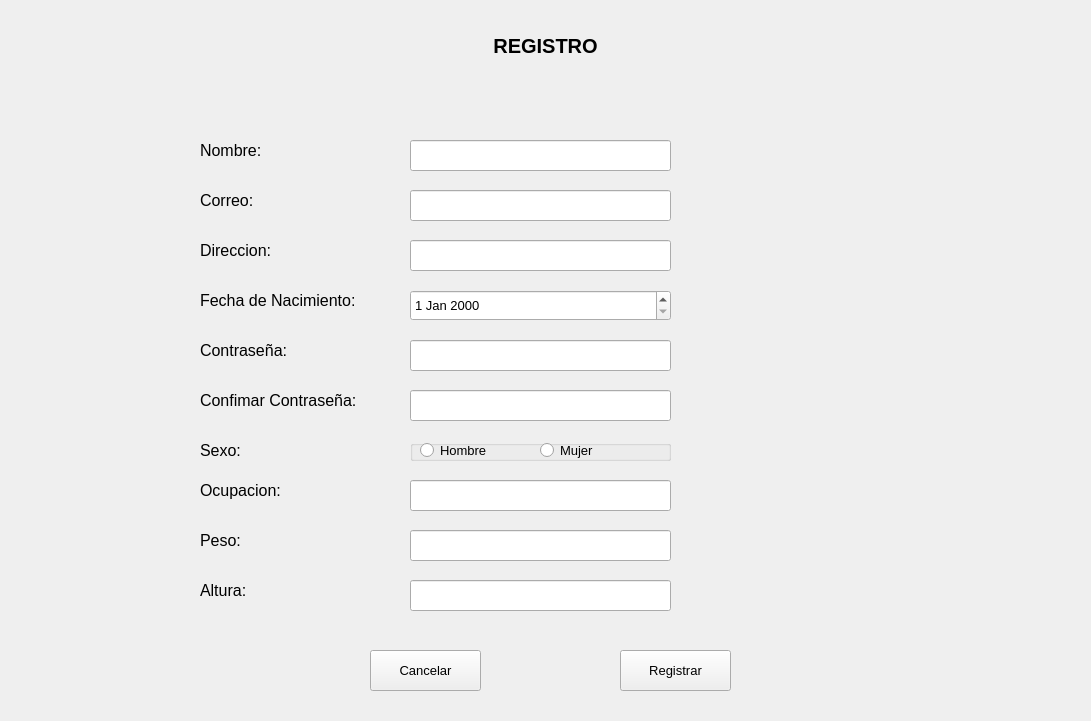
This is view/ventanas_qt/ventana_registro_usuario.ui in phkandresc/app-habitos-saludables as Qt 5 draws it before an edit. The edited form follows.
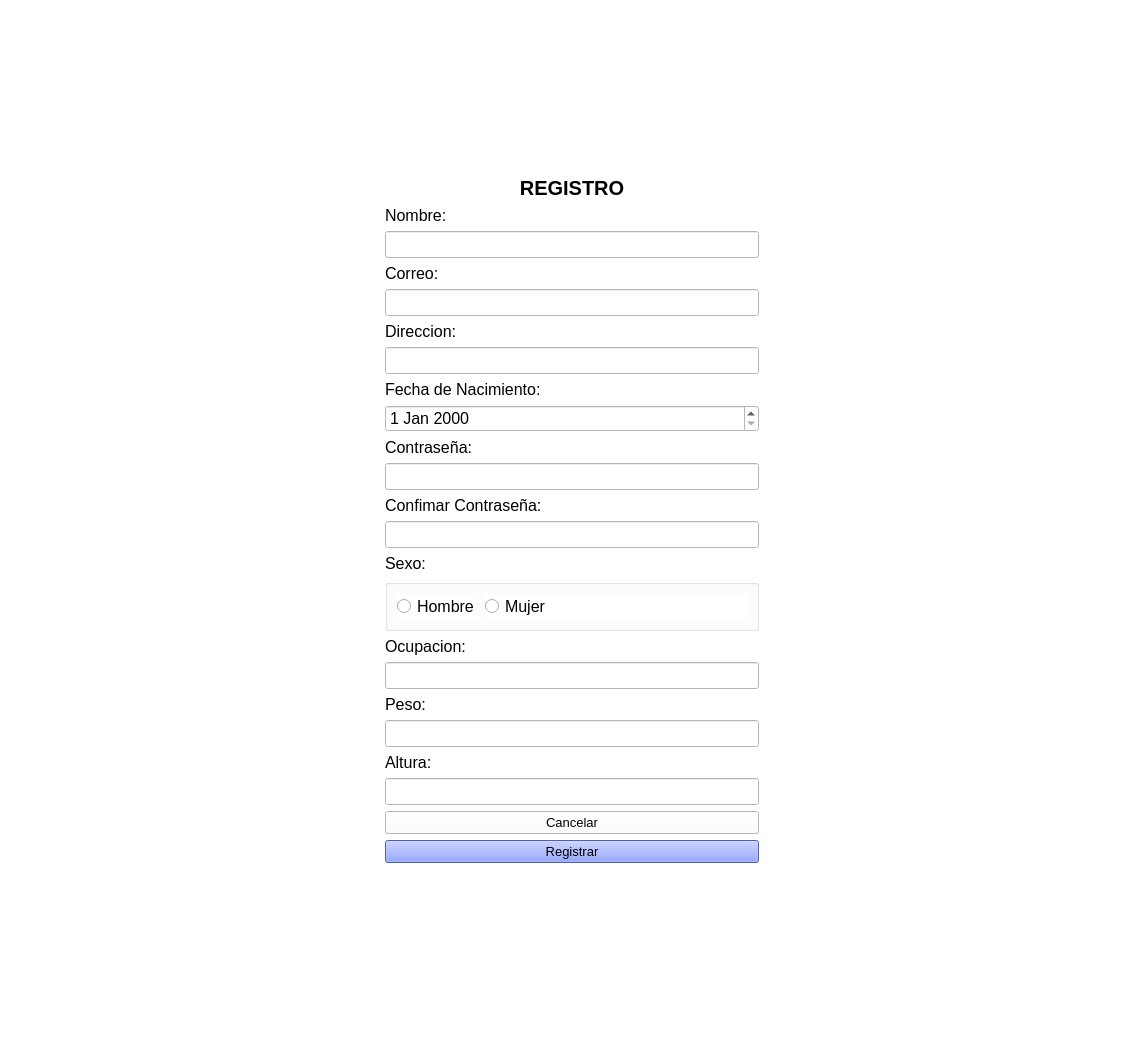
This is the edited form.

What changed in the file:
```diff
--- a/view/ventanas_qt/ventana_registro_usuario.ui
+++ b/view/ventanas_qt/ventana_registro_usuario.ui
@@ -6,55 +6,98 @@
    <rect>
     <x>0</x>
     <y>0</y>
-    <width>1091</width>
-    <height>721</height>
+    <width>1144</width>
+    <height>1039</height>
    </rect>
   </property>
+  <property name="sizePolicy">
+   <sizepolicy hsizetype="Preferred" vsizetype="Preferred">
+    <horstretch>0</horstretch>
+    <verstretch>0</verstretch>
+   </sizepolicy>
+  </property>
+  <property name="maximumSize">
+   <size>
+    <width>16777215</width>
+    <height>16777215</height>
+   </size>
+  </property>
+  <property name="font">
+   <font>
+    <pointsize>12</pointsize>
+   </font>
+  </property>
   <property name="windowTitle">
    <string>App Habitos Saludables :</string>
   </property>
-  <widget class="QWidget" name="verticalLayoutWidget">
-   <property name="geometry">
-    <rect>
-     <x>0</x>
-     <y>0</y>
-     <width>1091</width>
-     <height>91</height>
-    </rect>
-   </property>
-   <layout class="QVBoxLayout" name="verticalLayout">
-    <item>
-     <widget class="QLabel" name="lblTitulo">
+  <property name="styleSheet">
+   <string notr="true">background-color: rgb(255, 255, 255);</string>
+  </property>
+  <layout class="QGridLayout" name="gridLayout_3">
+   <item row="0" column="0">
+    <layout class="QGridLayout" name="gridLayout">
+     <item row="1" column="0">
+      <spacer name="verticalSpacer_3">
+       <property name="orientation">
+        <enum>Qt::Vertical</enum>
+       </property>
+       <property name="sizeHint" stdset="0">
+        <size>
+         <width>20</width>
+         <height>40</height>
+        </size>
+       </property>
+      </spacer>
+     </item>
+     <item row="0" column="1">
+      <spacer name="verticalSpacer">
+       <property name="orientation">
+        <enum>Qt::Vertical</enum>
+       </property>
+       <property name="sizeHint" stdset="0">
+        <size>
+         <width>20</width>
+         <height>40</height>
+        </size>
+       </property>
+      </spacer>
+     </item>
+     <item row="2" column="1">
+      <spacer name="verticalSpacer_2">
+       <property name="orientation">
+        <enum>Qt::Vertical</enum>
+       </property>
+       <property name="sizeHint" stdset="0">
+        <size>
+         <width>20</width>
+         <height>40</height>
+        </size>
+       </property>
+      </spacer>
+     </item>
+     <item row="1" column="1">
+      <layout class="QGridLayout" name="gridLayout_2">
+       <item row="4" column="0">
+        <widget class="QPushButton" name="btnRegistrar">
       <property name="font">
        <font>
-        <family>MS Sans Serif</family>
-        <pointsize>15</pointsize>
-        <weight>75</weight>
-        <bold>true</bold>
-       </font>
-      </property>
-      <property name="layoutDirection">
-       <enum>Qt::LeftToRight</enum>
+           <pointsize>10</pointsize>
+          </font>
+         </property>
+         <property name="styleSheet">
+          <string notr="true">background-color: rgb(110, 132, 255);</string>
       </property>
       <property name="text">
-       <string>REGISTRO</string>
-      </property>
-      <property name="alignment">
-       <set>Qt::AlignCenter</set>
+          <string>Registrar</string>
       </property>
      </widget>
     </item>
-   </layout>
-  </widget>
+       <item row="2" column="0">
+        <layout class="QVBoxLayout" name="verticalLayout_23">
+         <item>
+          <layout class="QVBoxLayout" name="verticalLayout_24">
+           <item>
   <widget class="QLabel" name="lblNombre">
-   <property name="geometry">
-    <rect>
-     <x>200</x>
-     <y>140</y>
-     <width>101</width>
-     <height>21</height>
-    </rect>
-   </property>
    <property name="font">
     <font>
      <pointsize>12</pointsize>
@@ -64,35 +107,22 @@
     <string>Nombre:</string>
    </property>
   </widget>
+           </item>
+           <item>
   <widget class="QLineEdit" name="txtNombre">
-   <property name="geometry">
-    <rect>
-     <x>410</x>
-     <y>140</y>
-     <width>261</width>
-     <height>31</height>
-    </rect>
-   </property>
-  </widget>
-  <widget class="QLineEdit" name="txtCorreo">
-   <property name="geometry">
-    <rect>
-     <x>410</x>
-     <y>190</y>
-     <width>261</width>
-     <height>31</height>
-    </rect>
-   </property>
-  </widget>
+             <property name="font">
+              <font>
+               <pointsize>12</pointsize>
+              </font>
+             </property>
+            </widget>
+           </item>
+          </layout>
+         </item>
+         <item>
+          <layout class="QVBoxLayout" name="verticalLayout_25">
+           <item>
   <widget class="QLabel" name="lblCorreo">
-   <property name="geometry">
-    <rect>
-     <x>200</x>
-     <y>190</y>
-     <width>101</width>
-     <height>21</height>
-    </rect>
-   </property>
    <property name="font">
     <font>
      <pointsize>12</pointsize>
@@ -102,25 +132,22 @@
     <string>Correo:</string>
    </property>
   </widget>
-  <widget class="QLineEdit" name="txtDireccion">
-   <property name="geometry">
-    <rect>
-     <x>410</x>
-     <y>240</y>
-     <width>261</width>
-     <height>31</height>
-    </rect>
-   </property>
-  </widget>
+           </item>
+           <item>
+            <widget class="QLineEdit" name="txtCorreo">
+             <property name="font">
+              <font>
+               <pointsize>12</pointsize>
+              </font>
+             </property>
+            </widget>
+           </item>
+          </layout>
+         </item>
+         <item>
+          <layout class="QVBoxLayout" name="verticalLayout_26">
+           <item>
   <widget class="QLabel" name="lblDireccion">
-   <property name="geometry">
-    <rect>
-     <x>200</x>
-     <y>240</y>
-     <width>101</width>
-     <height>21</height>
-    </rect>
-   </property>
    <property name="font">
     <font>
      <pointsize>12</pointsize>
@@ -130,15 +157,22 @@
     <string>Direccion:</string>
    </property>
   </widget>
+           </item>
+           <item>
+            <widget class="QLineEdit" name="txtDireccion">
+             <property name="font">
+              <font>
+               <pointsize>12</pointsize>
+              </font>
+             </property>
+            </widget>
+           </item>
+          </layout>
+         </item>
+         <item>
+          <layout class="QVBoxLayout" name="verticalLayout_27">
+           <item>
   <widget class="QLabel" name="lblFechaNacimiento">
-   <property name="geometry">
-    <rect>
-     <x>200</x>
-     <y>290</y>
-     <width>201</width>
-     <height>21</height>
-    </rect>
-   </property>
    <property name="font">
     <font>
      <pointsize>12</pointsize>
@@ -148,15 +182,22 @@
     <string>Fecha de Nacimiento:</string>
    </property>
   </widget>
+           </item>
+           <item>
+            <widget class="QDateEdit" name="txtFechaNacimiento">
+             <property name="font">
+              <font>
+               <pointsize>12</pointsize>
+              </font>
+             </property>
+            </widget>
+           </item>
+          </layout>
+         </item>
+         <item>
+          <layout class="QVBoxLayout" name="verticalLayout_28">
+           <item>
   <widget class="QLabel" name="lblContrasenia">
-   <property name="geometry">
-    <rect>
-     <x>200</x>
-     <y>340</y>
-     <width>121</width>
-     <height>21</height>
-    </rect>
-   </property>
    <property name="font">
     <font>
      <pointsize>12</pointsize>
@@ -166,122 +207,22 @@
     <string>Contraseña:</string>
    </property>
   </widget>
-  <widget class="QLabel" name="lblSexo">
-   <property name="geometry">
-    <rect>
-     <x>200</x>
-     <y>440</y>
-     <width>101</width>
-     <height>21</height>
-    </rect>
-   </property>
-   <property name="font">
-    <font>
-     <pointsize>12</pointsize>
-    </font>
-   </property>
-   <property name="text">
-    <string>Sexo:</string>
-   </property>
-  </widget>
-  <widget class="QLabel" name="lblOcupacion">
-   <property name="geometry">
-    <rect>
-     <x>200</x>
-     <y>480</y>
-     <width>101</width>
-     <height>21</height>
-    </rect>
-   </property>
-   <property name="font">
-    <font>
-     <pointsize>12</pointsize>
-    </font>
-   </property>
-   <property name="text">
-    <string>Ocupacion:</string>
-   </property>
-  </widget>
-  <widget class="QLabel" name="lblPeso">
-   <property name="geometry">
-    <rect>
-     <x>200</x>
-     <y>530</y>
-     <width>101</width>
-     <height>21</height>
-    </rect>
-   </property>
-   <property name="font">
-    <font>
-     <pointsize>12</pointsize>
-    </font>
-   </property>
-   <property name="text">
-    <string>Peso:</string>
-   </property>
-  </widget>
-  <widget class="QLabel" name="lblAltura">
-   <property name="geometry">
-    <rect>
-     <x>200</x>
-     <y>580</y>
-     <width>101</width>
-     <height>21</height>
-    </rect>
-   </property>
-   <property name="font">
-    <font>
-     <pointsize>12</pointsize>
-    </font>
-   </property>
-   <property name="text">
-    <string>Altura:</string>
-   </property>
-  </widget>
-  <widget class="QDateEdit" name="txtFechaNacimiento">
-   <property name="geometry">
-    <rect>
-     <x>410</x>
-     <y>290</y>
-     <width>261</width>
-     <height>31</height>
-    </rect>
-   </property>
-   <property name="font">
-    <font>
-     <pointsize>10</pointsize>
-    </font>
-   </property>
-  </widget>
+           </item>
+           <item>
   <widget class="QLineEdit" name="txtContrasenia">
-   <property name="geometry">
-    <rect>
-     <x>410</x>
-     <y>340</y>
-     <width>261</width>
-     <height>31</height>
-    </rect>
-   </property>
-  </widget>
-  <widget class="QLineEdit" name="txtConfirmarContrasenia">
-   <property name="geometry">
-    <rect>
-     <x>410</x>
-     <y>390</y>
-     <width>261</width>
-     <height>31</height>
-    </rect>
-   </property>
-  </widget>
+             <property name="font">
+              <font>
+               <pointsize>12</pointsize>
+              </font>
+             </property>
+            </widget>
+           </item>
+          </layout>
+         </item>
+         <item>
+          <layout class="QVBoxLayout" name="verticalLayout_29">
+           <item>
   <widget class="QLabel" name="lblConfirmarContrasenia">
-   <property name="geometry">
-    <rect>
-     <x>200</x>
-     <y>390</y>
-     <width>201</width>
-     <height>21</height>
-    </rect>
-   </property>
    <property name="font">
     <font>
      <pointsize>12</pointsize>
@@ -291,14 +232,38 @@
     <string>Confimar Contraseña:</string>
    </property>
   </widget>
-  <widget class="QGroupBox" name="gBoxSexo">
-   <property name="geometry">
-    <rect>
-     <x>410</x>
-     <y>440</y>
-     <width>261</width>
-     <height>21</height>
-    </rect>
+           </item>
+           <item>
+            <widget class="QLineEdit" name="txtConfirmarContrasenia">
+             <property name="font">
+              <font>
+               <pointsize>12</pointsize>
+              </font>
+             </property>
+            </widget>
+           </item>
+          </layout>
+         </item>
+         <item>
+          <layout class="QVBoxLayout" name="verticalLayout_30">
+           <item>
+            <widget class="QLabel" name="lblSexo">
+             <property name="font">
+              <font>
+               <pointsize>12</pointsize>
+              </font>
+             </property>
+             <property name="text">
+              <string>Sexo:</string>
+             </property>
+            </widget>
+           </item>
+           <item>
+            <widget class="QGroupBox" name="grboxSexo">
+             <property name="font">
+              <font>
+               <pointsize>12</pointsize>
+              </font>
    </property>
    <property name="title">
     <string/>
@@ -306,82 +271,136 @@
    <property name="alignment">
     <set>Qt::AlignLeading|Qt::AlignLeft|Qt::AlignTop</set>
    </property>
+             <layout class="QFormLayout" name="formLayout">
+              <item row="0" column="0">
    <widget class="QRadioButton" name="rbtnHombre">
-    <property name="geometry">
-     <rect>
-      <x>10</x>
-      <y>0</y>
-      <width>95</width>
-      <height>20</height>
-     </rect>
-    </property>
     <property name="font">
      <font>
-      <pointsize>10</pointsize>
+                  <pointsize>12</pointsize>
      </font>
     </property>
     <property name="text">
      <string>Hombre</string>
     </property>
    </widget>
+              </item>
+              <item row="0" column="1">
    <widget class="QRadioButton" name="rbtnMujer">
-    <property name="geometry">
-     <rect>
-      <x>130</x>
-      <y>0</y>
-      <width>95</width>
-      <height>20</height>
-     </rect>
-    </property>
     <property name="font">
      <font>
-      <pointsize>10</pointsize>
+                  <pointsize>12</pointsize>
      </font>
     </property>
     <property name="text">
      <string>Mujer</string>
     </property>
    </widget>
-  </widget>
+              </item>
+             </layout>
+            </widget>
+           </item>
+          </layout>
+         </item>
+         <item>
+          <layout class="QVBoxLayout" name="verticalLayout_31">
+           <item>
+            <widget class="QLabel" name="lblOcupacion">
+             <property name="font">
+              <font>
+               <pointsize>12</pointsize>
+              </font>
+             </property>
+             <property name="text">
+              <string>Ocupacion:</string>
+             </property>
+            </widget>
+           </item>
+           <item>
   <widget class="QLineEdit" name="txtOcupacion">
-   <property name="geometry">
-    <rect>
-     <x>410</x>
-     <y>480</y>
-     <width>261</width>
-     <height>31</height>
-    </rect>
-   </property>
-  </widget>
+             <property name="font">
+              <font>
+               <pointsize>12</pointsize>
+              </font>
+             </property>
+            </widget>
+           </item>
+          </layout>
+         </item>
+         <item>
+          <layout class="QVBoxLayout" name="verticalLayout_32">
+           <item>
+            <widget class="QLabel" name="lblPeso">
+             <property name="font">
+              <font>
+               <pointsize>12</pointsize>
+              </font>
+             </property>
+             <property name="text">
+              <string>Peso:</string>
+             </property>
+            </widget>
+           </item>
+           <item>
   <widget class="QLineEdit" name="txtPeso">
-   <property name="geometry">
-    <rect>
-     <x>410</x>
-     <y>530</y>
-     <width>261</width>
-     <height>31</height>
-    </rect>
-   </property>
-  </widget>
-  <widget class="QLineEdit" name="txtAltura">
-   <property name="geometry">
-    <rect>
-     <x>410</x>
-     <y>580</y>
-     <width>261</width>
-     <height>31</height>
-    </rect>
-   </property>
-  </widget>
-  <widget class="QPushButton" name="pushButton">
-   <property name="geometry">
-    <rect>
-     <x>370</x>
-     <y>650</y>
-     <width>111</width>
-     <height>41</height>
-    </rect>
-   </property>
+             <property name="font">
+              <font>
+               <pointsize>12</pointsize>
+              </font>
+             </property>
+            </widget>
+           </item>
+          </layout>
+         </item>
+         <item>
+          <layout class="QVBoxLayout" name="verticalLayout_33">
+           <item>
+            <widget class="QLabel" name="lblAltura">
+             <property name="font">
+              <font>
+               <pointsize>12</pointsize>
+              </font>
+             </property>
+             <property name="text">
+              <string>Altura:</string>
+             </property>
+            </widget>
+           </item>
+           <item>
+            <widget class="QLineEdit" name="txtAltura_3">
+             <property name="font">
+              <font>
+               <pointsize>12</pointsize>
+              </font>
+             </property>
+            </widget>
+           </item>
+          </layout>
+         </item>
+        </layout>
+       </item>
+       <item row="1" column="0">
+        <widget class="QLabel" name="lblTitulo">
+         <property name="font">
+          <font>
+           <family>MS Sans Serif</family>
+           <pointsize>15</pointsize>
+           <weight>75</weight>
+           <bold>true</bold>
+          </font>
+         </property>
+         <property name="layoutDirection">
+          <enum>Qt::LeftToRight</enum>
+         </property>
+         <property name="text">
+          <string>REGISTRO</string>
+         </property>
+         <property name="alignment">
+          <set>Qt::AlignCenter</set>
+         </property>
+        </widget>
+       </item>
+       <item row="3" column="0">
+        <widget class="QPushButton" name="btnCancelar">
    <property name="font">
     <font>
      <pointsize>10</pointsize>
@@ -391,24 +410,51 @@
     <string>Cancelar</string>
    </property>
   </widget>
-  <widget class="QPushButton" name="pushButton_2">
-   <property name="geometry">
-    <rect>
-     <x>620</x>
-     <y>650</y>
-     <width>111</width>
-     <height>41</height>
-    </rect>
-   </property>
-   <property name="font">
-    <font>
-     <pointsize>10</pointsize>
-    </font>
-   </property>
-   <property name="text">
-    <string>Registrar</string>
-   </property>
-  </widget>
+       </item>
+      </layout>
+     </item>
+     <item row="1" column="2">
+      <spacer name="verticalSpacer_4">
+       <property name="orientation">
+        <enum>Qt::Vertical</enum>
+       </property>
+       <property name="sizeHint" stdset="0">
+        <size>
+         <width>20</width>
+         <height>40</height>
+        </size>
+       </property>
+      </spacer>
+     </item>
+     <item row="2" column="0">
+      <spacer name="horizontalSpacer">
+       <property name="orientation">
+        <enum>Qt::Horizontal</enum>
+       </property>
+       <property name="sizeHint" stdset="0">
+        <size>
+         <width>40</width>
+         <height>20</height>
+        </size>
+       </property>
+      </spacer>
+     </item>
+     <item row="2" column="2">
+      <spacer name="horizontalSpacer_2">
+       <property name="orientation">
+        <enum>Qt::Horizontal</enum>
+       </property>
+       <property name="sizeHint" stdset="0">
+        <size>
+         <width>40</width>
+         <height>20</height>
+        </size>
+       </property>
+      </spacer>
+     </item>
+    </layout>
+   </item>
+  </layout>
  </widget>
  <resources/>
  <connections/>
```
Lines whose indentation alone changed are shown as unchanged.
